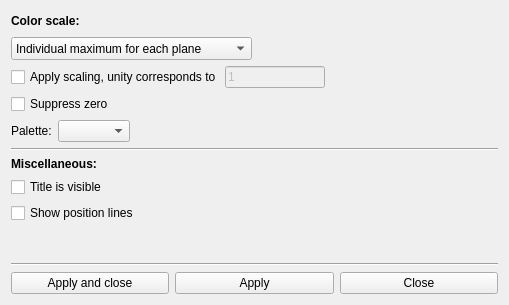
First picture: the form in ants3bundle/src/ants3/gui/graph/aviewer3dsettingsdialog.ui, repository andrmor/ANTS3bundle, before the edit.
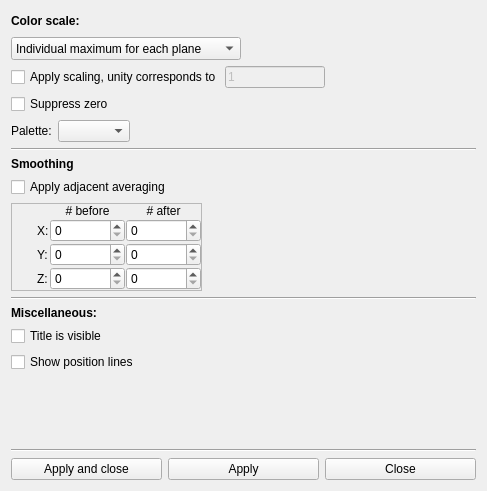
Second picture: the form after the edit.

Commit message: start work on adding adjacent averaging in 3d viewer

Patch:
```diff
--- a/ants3bundle/src/ants3/gui/graph/aviewer3dsettingsdialog.ui
+++ b/ants3bundle/src/ants3/gui/graph/aviewer3dsettingsdialog.ui
@@ -6,8 +6,8 @@
    <rect>
     <x>0</x>
     <y>0</y>
-    <width>509</width>
-    <height>305</height>
+    <width>487</width>
+    <height>491</height>
    </rect>
   </property>
   <property name="windowTitle">
@@ -364,6 +364,184 @@
      </property>
     </widget>
    </item>
+   <item>
+    <widget class="QLabel" name="label_6">
+     <property name="font">
+      <font>
+       <bold>true</bold>
+      </font>
+     </property>
+     <property name="text">
+      <string>Smoothing</string>
+     </property>
+    </widget>
+   </item>
+   <item>
+    <widget class="QCheckBox" name="cbApplyAdjacentAveraging">
+     <property name="text">
+      <string>Apply adjacent averaging</string>
+     </property>
+    </widget>
+   </item>
+   <item>
+    <layout class="QHBoxLayout" name="horizontalLayout_9">
+     <item>
+      <widget class="QFrame" name="frAdjacent">
+       <property name="frameShape">
+        <enum>QFrame::StyledPanel</enum>
+       </property>
+       <property name="frameShadow">
+        <enum>QFrame::Raised</enum>
+       </property>
+       <layout class="QHBoxLayout" name="horizontalLayout_10">
+        <property name="spacing">
+         <number>1</number>
+        </property>
+        <property name="leftMargin">
+         <number>25</number>
+        </property>
+        <property name="topMargin">
+         <number>0</number>
+        </property>
+        <property name="rightMargin">
+         <number>0</number>
+        </property>
+        <property name="bottomMargin">
+         <number>0</number>
+        </property>
+        <item>
+         <layout class="QGridLayout" name="gridLayout_2">
+          <property name="leftMargin">
+           <number>0</number>
+          </property>
+          <item row="0" column="1">
+           <widget class="QLabel" name="label_10">
+            <property name="text">
+             <string># before</string>
+            </property>
+            <property name="alignment">
+             <set>Qt::AlignCenter</set>
+            </property>
+           </widget>
+          </item>
+          <item row="0" column="2">
+           <widget class="QLabel" name="label_11">
+            <property name="text">
+             <string># after</string>
+            </property>
+            <property name="alignment">
+             <set>Qt::AlignCenter</set>
+            </property>
+           </widget>
+          </item>
+          <item row="1" column="0">
+           <widget class="QLabel" name="label_7">
+            <property name="text">
+             <string>X:</string>
+            </property>
+           </widget>
+          </item>
+          <item row="1" column="1">
+           <widget class="QSpinBox" name="sbXleft">
+            <property name="minimumSize">
+             <size>
+              <width>75</width>
+              <height>0</height>
+             </size>
+            </property>
+           </widget>
+          </item>
+          <item row="1" column="2">
+           <widget class="QSpinBox" name="sbXright">
+            <property name="minimumSize">
+             <size>
+              <width>75</width>
+              <height>0</height>
+             </size>
+            </property>
+           </widget>
+          </item>
+          <item row="2" column="0">
+           <widget class="QLabel" name="label_8">
+            <property name="text">
+             <string>Y:</string>
+            </property>
+           </widget>
+          </item>
+          <item row="2" column="1">
+           <widget class="QSpinBox" name="sbYleft">
+            <property name="minimumSize">
+             <size>
+              <width>75</width>
+              <height>0</height>
+             </size>
+            </property>
+           </widget>
+          </item>
+          <item row="2" column="2">
+           <widget class="QSpinBox" name="sbYright">
+            <property name="minimumSize">
+             <size>
+              <width>75</width>
+              <height>0</height>
+             </size>
+            </property>
+           </widget>
+          </item>
+          <item row="3" column="0">
+           <widget class="QLabel" name="label_9">
+            <property name="text">
+             <string>Z:</string>
+            </property>
+           </widget>
+          </item>
+          <item row="3" column="1">
+           <widget class="QSpinBox" name="sbZleft">
+            <property name="minimumSize">
+             <size>
+              <width>75</width>
+              <height>0</height>
+             </size>
+            </property>
+           </widget>
+          </item>
+          <item row="3" column="2">
+           <widget class="QSpinBox" name="sbZright">
+            <property name="minimumSize">
+             <size>
+              <width>75</width>
+              <height>0</height>
+             </size>
+            </property>
+           </widget>
+          </item>
+         </layout>
+        </item>
+       </layout>
+      </widget>
+     </item>
+     <item>
+      <spacer name="horizontalSpacer_7">
+       <property name="orientation">
+        <enum>Qt::Horizontal</enum>
+       </property>
+       <property name="sizeHint" stdset="0">
+        <size>
+         <width>40</width>
+         <height>20</height>
+        </size>
+       </property>
+      </spacer>
+     </item>
+    </layout>
+   </item>
+   <item>
+    <widget class="Line" name="line_3">
+     <property name="orientation">
+      <enum>Qt::Horizontal</enum>
+     </property>
+    </widget>
+   </item>
    <item>
     <widget class="QLabel" name="label_2">
      <property name="font">
```
Left out of the diff: 16 changed lines with no effect on the pictures. The commit also changes 3 other files.
